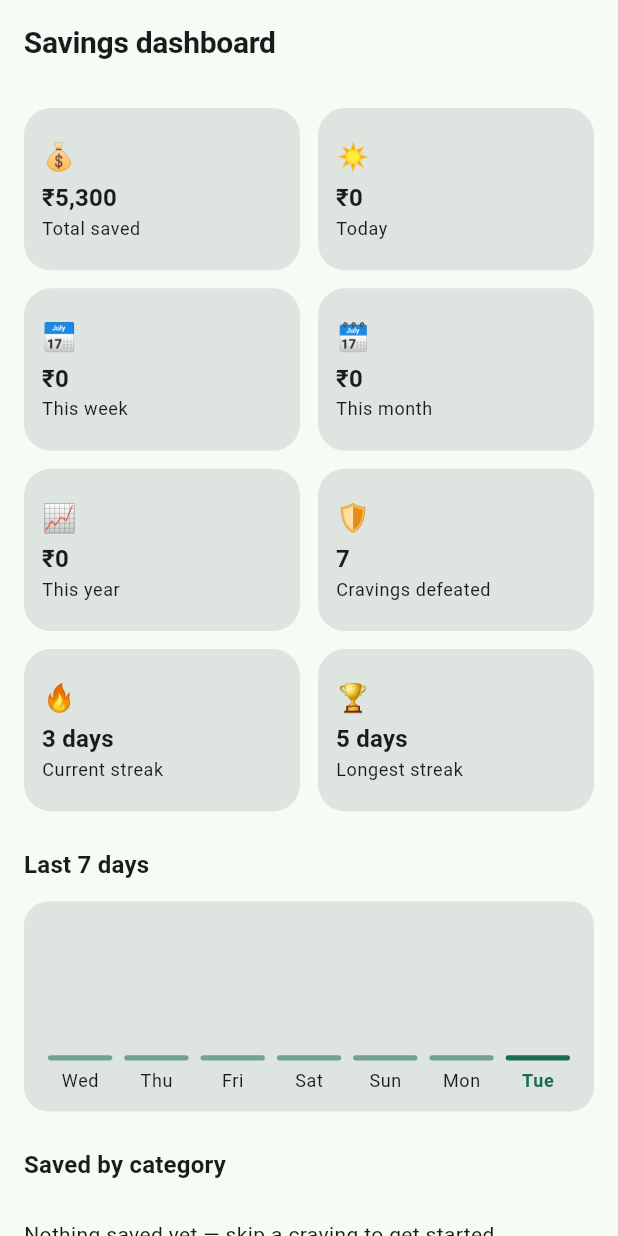
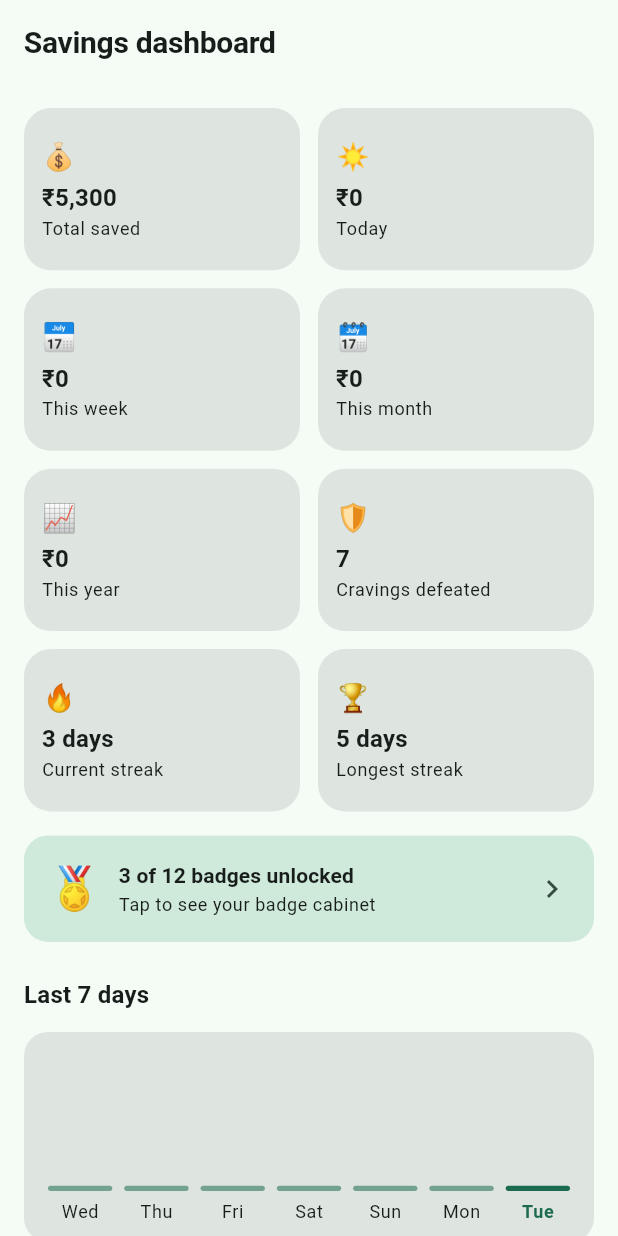
Before and after one commit to baseer-ind/spendzero, a Flutter app: the DashboardScreen screen opened by its route, on a phone screen of 412 x 824 dp. Run offline on Flutter 3.47's test engine with Material 3 defaults, Android fonts, the phone set to English and light mode, and no system bars; our stand-ins replace flutter_riverpod, go_router, shared_preferences; accounts and stored records are empty.

Commit message:
Add achievements/badges system: 12 unlockable badges, badge cabinet screen, unlock celebration on checkout

```diff
--- a/spendzero/mobile/lib/app/router.dart
+++ b/spendzero/mobile/lib/app/router.dart
@@ -13,6 +13,7 @@ import '../features/checkout/presentation/checkout_screen.dart';
 import '../features/checkout/presentation/craving_completed_screen.dart';
 import '../features/dashboard/presentation/dashboard_screen.dart';
 import '../features/diagnostics/presentation/diagnostics_screen.dart';
+import '../features/achievements/presentation/achievements_screen.dart';
 import '../features/food/presentation/food_home_screen.dart';
 import '../features/food/presentation/restaurant_screen.dart';
 import '../features/goals/presentation/goals_screen.dart';
@@ -173,6 +174,10 @@ final appRouter = GoRouter(
       path: '/diagnostics',
       pageBuilder: (c, s) => _slide(c, s, const DiagnosticsScreen()),
     ),
+    GoRoute(
+      path: '/achievements',
+      pageBuilder: (c, s) => _slide(c, s, const AchievementsScreen()),
+    ),
     // ── App-within-app: vertical launcher ──────────────────────────────────
     GoRoute(
       path: '/vertical/:vertical/:categoryId',
--- /dev/null
+++ b/spendzero/mobile/lib/core/models/achievement.dart
@@ -0,0 +1,163 @@
+import 'user_stats.dart';
+
+/// Static definition of a single unlockable badge. Unlock state is derived
+/// from [UserStats] at read time — nothing about *whether* a badge is
+/// unlocked is persisted, only which ones the user has already been shown
+/// a celebration for (see `achievements_store.dart`).
+class AchievementDefinition {
+  const AchievementDefinition({
+    required this.id,
+    required this.title,
+    required this.description,
+    required this.emoji,
+    required this.isUnlocked,
+    required this.progressLabel,
+  });
+
+  final String id;
+  final String title;
+  final String description;
+  final String emoji;
+  final bool Function(UserStats stats) isUnlocked;
+
+  /// Short "3 of 5" style progress string shown while locked.
+  final String Function(UserStats stats) progressLabel;
+}
+
+const List<AchievementDefinition> allAchievements = [
+  AchievementDefinition(
+    id: 'first-craving-skipped',
+    title: 'First Save',
+    description: 'Skip your very first craving.',
+    emoji: '🌱',
+    isUnlocked: _firstCravingSkipped,
+    progressLabel: _firstCravingSkippedProgress,
+  ),
+  AchievementDefinition(
+    id: 'cravings-10',
+    title: 'Craving Crusher',
+    description: 'Skip 10 cravings in total.',
+    emoji: '🛡',
+    isUnlocked: _cravings10,
+    progressLabel: _cravings10Progress,
+  ),
+  AchievementDefinition(
+    id: 'cravings-50',
+    title: 'Iron Will',
+    description: 'Skip 50 cravings in total.',
+    emoji: '🦾',
+    isUnlocked: _cravings50,
+    progressLabel: _cravings50Progress,
+  ),
+  AchievementDefinition(
+    id: 'streak-3',
+    title: 'Warming Up',
+    description: 'Reach a 3-day saving streak.',
+    emoji: '🔥',
+    isUnlocked: _streak3,
+    progressLabel: _streak3Progress,
+  ),
+  AchievementDefinition(
+    id: 'streak-7',
+    title: 'One Week Strong',
+    description: 'Reach a 7-day saving streak.',
+    emoji: '🔥',
+    isUnlocked: _streak7,
+    progressLabel: _streak7Progress,
+  ),
+  AchievementDefinition(
+    id: 'streak-30',
+    title: 'Habit Formed',
+    description: 'Reach a 30-day saving streak.',
+    emoji: '🏆',
+    isUnlocked: _streak30,
+    progressLabel: _streak30Progress,
+  ),
+  AchievementDefinition(
+    id: 'saved-1000',
+    title: 'First ₹1,000',
+    description: 'Save a total of ₹1,000 by skipping purchases.',
+    emoji: '💰',
+    isUnlocked: _saved1000,
+    progressLabel: _saved1000Progress,
+  ),
+  AchievementDefinition(
+    id: 'saved-10000',
+    title: 'Big Saver',
+    description: 'Save a total of ₹10,000 by skipping purchases.',
+    emoji: '💎',
+    isUnlocked: _saved10000,
+    progressLabel: _saved10000Progress,
+  ),
+  AchievementDefinition(
+    id: 'saved-100000',
+    title: 'Savings Legend',
+    description: 'Save a total of ₹1,00,000 by skipping purchases.',
+    emoji: '👑',
+    isUnlocked: _saved100000,
+    progressLabel: _saved100000Progress,
+  ),
+  AchievementDefinition(
+    id: 'goal-completed',
+    title: 'Dream Achieved',
+    description: 'Fully fund a savings dream.',
+    emoji: '🎯',
+    isUnlocked: _goalCompleted,
+    progressLabel: _goalCompletedProgress,
+  ),
+  AchievementDefinition(
+    id: 'explorer-3',
+    title: 'Window Shopper',
+    description: 'Resist cravings in 3 different categories.',
+    emoji: '🧭',
+    isUnlocked: _explorer3,
+    progressLabel: _explorer3Progress,
+  ),
+  AchievementDefinition(
+    id: 'explorer-6',
+    title: 'Category Explorer',
+    description: 'Resist cravings in 6 different categories.',
+    emoji: '🗺',
+    isUnlocked: _explorer6,
+    progressLabel: _explorer6Progress,
+  ),
+];
+
+bool _firstCravingSkipped(UserStats s) => s.cravingsCompleted >= 1;
+String _firstCravingSkippedProgress(UserStats s) => '${s.cravingsCompleted.clamp(0, 1)}/1';
+
+bool _cravings10(UserStats s) => s.cravingsCompleted >= 10;
+String _cravings10Progress(UserStats s) => '${s.cravingsCompleted.clamp(0, 10)}/10';
+
+bool _cravings50(UserStats s) => s.cravingsCompleted >= 50;
+String _cravings50Progress(UserStats s) => '${s.cravingsCompleted.clamp(0, 50)}/50';
+
+bool _streak3(UserStats s) => s.longestStreakDays >= 3;
+String _streak3Progress(UserStats s) => '${s.longestStreakDays.clamp(0, 3)}/3';
+
+bool _streak7(UserStats s) => s.longestStreakDays >= 7;
+String _streak7Progress(UserStats s) => '${s.longestStreakDays.clamp(0, 7)}/7';
+
+bool _streak30(UserStats s) => s.longestStreakDays >= 30;
+String _streak30Progress(UserStats s) => '${s.longestStreakDays.clamp(0, 30)}/30';
+
+bool _saved1000(UserStats s) => s.totalAmountNotSpentPaise >= 100000;
+String _saved1000Progress(UserStats s) =>
+    '₹${(s.totalAmountNotSpentPaise / 100).clamp(0, 1000).round()}/₹1,000';
+
+bool _saved10000(UserStats s) => s.totalAmountNotSpentPaise >= 1000000;
+String _saved10000Progress(UserStats s) =>
+    '₹${(s.totalAmountNotSpentPaise / 100).clamp(0, 10000).round()}/₹10,000';
+
+bool _saved100000(UserStats s) => s.totalAmountNotSpentPaise >= 10000000;
+String _saved100000Progress(UserStats s) =>
+    '₹${(s.totalAmountNotSpentPaise / 100).clamp(0, 100000).round()}/₹1,00,000';
+
+bool _goalCompleted(UserStats s) => s.goalsCompleted >= 1;
+String _goalCompletedProgress(UserStats s) => '${s.goalsCompleted.clamp(0, 1)}/1';
+
+bool _explorer3(UserStats s) => s.categoriesExplored.length >= 3;
+String _explorer3Progress(UserStats s) => '${s.categoriesExplored.length.clamp(0, 3)}/3';
+
+bool _explorer6(UserStats s) => s.categoriesExplored.length >= 6;
+String _explorer6Progress(UserStats s) => '${s.categoriesExplored.length.clamp(0, 6)}/6';
--- a/spendzero/mobile/lib/features/dashboard/presentation/dashboard_screen.dart
+++ b/spendzero/mobile/lib/features/dashboard/presentation/dashboard_screen.dart
@@ -1,6 +1,8 @@
 import 'package:flutter/material.dart';
 import 'package:flutter_riverpod/flutter_riverpod.dart';
+import 'package:go_router/go_router.dart';
 
+import '../../../core/models/achievement.dart';
 import '../../../core/models/goal.dart';
 import '../../../core/providers/providers.dart';
 import '../../../core/utils/money.dart';
@@ -157,6 +159,8 @@ class _DashboardBody extends StatelessWidget {
             _StatCard(index: 7, label: 'Longest streak', value: '${stats.longestStreakDays} days', emoji: '🏆'),
           ],
         ),
+        const SizedBox(height: 16),
+        _BadgesCard(stats: stats),
         const SizedBox(height: 24),
         Text('Last 7 days', style: Theme.of(context).textTheme.titleMedium),
         const SizedBox(height: 12),
@@ -226,6 +230,53 @@ class _DashboardBody extends StatelessWidget {
         else
           ...history.take(10).map((e) => _ActivityRow(entry: e)),
       ],
+    );
+  }
+}
+
+class _BadgesCard extends StatelessWidget {
+  const _BadgesCard({required this.stats});
+
+  final dynamic stats;
+
+  @override
+  Widget build(BuildContext context) {
+    final unlockedCount = allAchievements.where((a) => a.isUnlocked(stats)).length;
+    final colors = Theme.of(context).colorScheme;
+
+    return InkWell(
+      borderRadius: BorderRadius.circular(16),
+      onTap: () => context.push('/achievements'),
+      child: Container(
+        padding: const EdgeInsets.all(16),
+        decoration: BoxDecoration(
+          color: colors.secondaryContainer,
+          borderRadius: BorderRadius.circular(16),
+        ),
+        child: Row(
+          children: [
+            const Text('🏅', style: TextStyle(fontSize: 28)),
+            const SizedBox(width: 12),
+            Expanded(
+              child: Column(
+                crossAxisAlignment: CrossAxisAlignment.start,
+                children: [
+                  Text(
+                    '$unlockedCount of ${allAchievements.length} badges unlocked',
+                    style: Theme.of(context)
+                        .textTheme
+                        .titleSmall
+                        ?.copyWith(fontWeight: FontWeight.bold),
+                  ),
+                  const SizedBox(height: 2),
+                  Text('Tap to see your badge cabinet', style: Theme.of(context).textTheme.bodySmall),
+                ],
+              ),
+            ),
+            Icon(Icons.chevron_right, color: colors.onSecondaryContainer),
+          ],
+        ),
+      ),
     );
   }
 }
```
Also changed, not shown: spendzero/mobile/lib/core/data/local/achievements_store.dart (added, +41 -0 lines), spendzero/mobile/lib/features/achievements/presentation/achievements_screen.dart (added, +163 -0 lines), spendzero/mobile/lib/features/checkout/presentation/craving_completed_screen.dart (+35 -1 lines).
